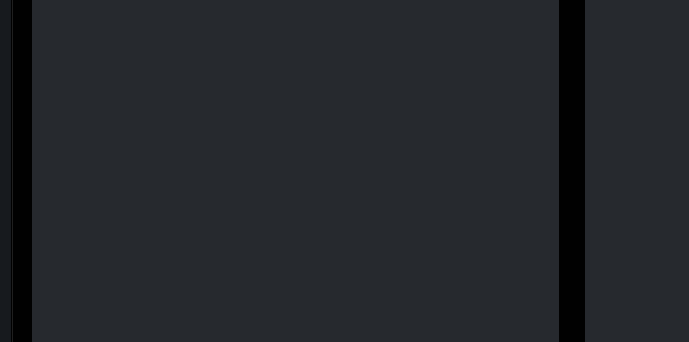
First picture: the form in wizualizacja_silosow/aplikacja_qt/ui/Main_window.ui, repository PartyKusZ/wizualizacja_danych_sensorycznych, before the edit; both pictures show x 0 to 689 and y 97 to 439 of the 1144 by 680 pixel window.
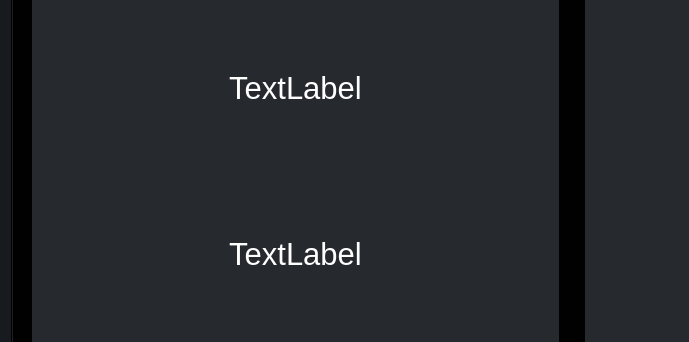
Second picture: the form after the edit. Icons and pictures are not drawn. Custom widgets are drawn as their Qt base class.

Commit message: 1. Dodoanie wyświetlania w sposób tekstowy tempeartury na zakladce Tempartura na silos 1 2. dodanie osbługi alarmów na podstawie wartoci zadancy z podmenu

What changed in the file:
```diff
--- a/wizualizacja_silosow/aplikacja_qt/ui/Main_window.ui
+++ b/wizualizacja_silosow/aplikacja_qt/ui/Main_window.ui
@@ -872,10 +872,81 @@
 
 
 QLabel{
-	color: #ffffff
+	color: #ffffff;
+	 background-color: rgba(0, 0, 0, 0); 
 }</string>
          </property>
-         <layout class="QGridLayout" name="gridLayout_13"/>
+         <layout class="QGridLayout" name="gridLayout_13">
+          <item row="3" column="0">
+           <widget class="QLabel" name="temp_silos_1_second">
+            <property name="font">
+             <font>
+              <pointsize>23</pointsize>
+             </font>
+            </property>
+            <property name="text">
+             <string>TextLabel</string>
+            </property>
+            <property name="alignment">
+             <set>Qt::AlignCenter</set>
+            </property>
+           </widget>
+          </item>
+          <item row="4" column="0">
+           <spacer name="verticalSpacer_4">
+            <property name="orientation">
+             <enum>Qt::Vertical</enum>
+            </property>
+            <property name="sizeHint" stdset="0">
+             <size>
+              <width>20</width>
+              <height>40</height>
+             </size>
+            </property>
+           </spacer>
+          </item>
+          <item row="1" column="0">
+           <widget class="QLabel" name="temp_silos_1_first">
+            <property name="font">
+             <font>
+              <pointsize>23</pointsize>
+             </font>
+            </property>
+            <property name="text">
+             <string>TextLabel</string>
+            </property>
+            <property name="alignment">
+             <set>Qt::AlignCenter</set>
+            </property>
+           </widget>
+          </item>
+          <item row="0" column="0">
+           <spacer name="verticalSpacer_3">
+            <property name="orientation">
+             <enum>Qt::Vertical</enum>
+            </property>
+            <property name="sizeHint" stdset="0">
+             <size>
+              <width>20</width>
+              <height>40</height>
+             </size>
+            </property>
+           </spacer>
+          </item>
+          <item row="2" column="0">
+           <spacer name="verticalSpacer_5">
+            <property name="orientation">
+             <enum>Qt::Vertical</enum>
+            </property>
+            <property name="sizeHint" stdset="0">
+             <size>
+              <width>20</width>
+              <height>40</height>
+             </size>
+            </property>
+           </spacer>
+          </item>
+         </layout>
         </widget>
        </item>
        <item row="0" column="1">
```
The commit also changes 11 other files.
